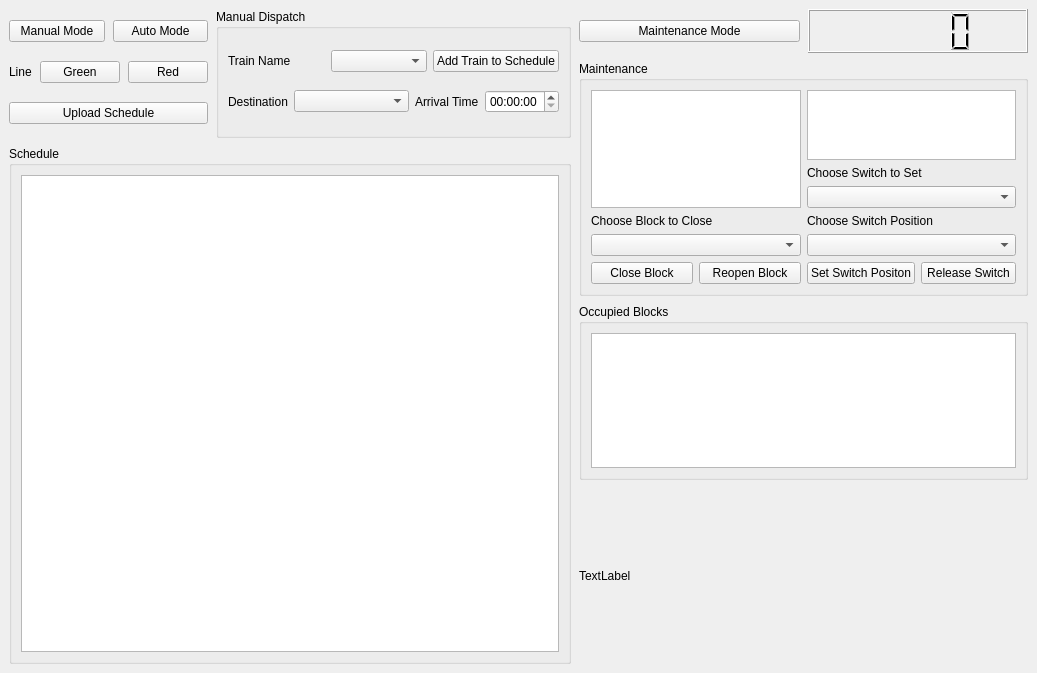
The window that CTC/CTC_UI.ui (asmithie13/ECE-1140) describes before a commit, drawn with Qt 5.
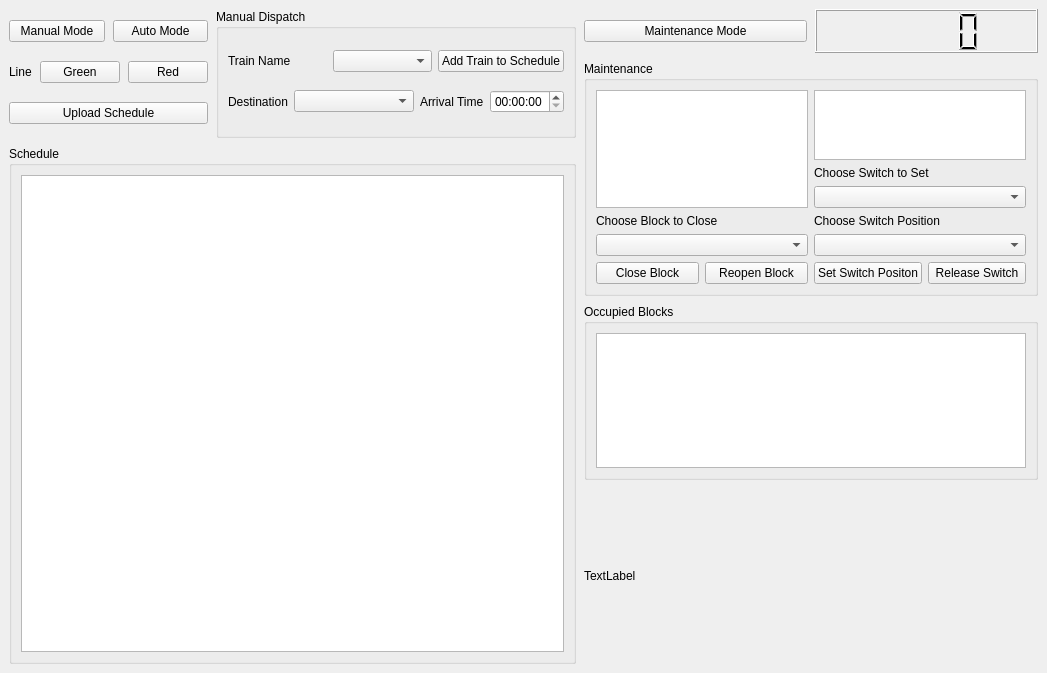
The same window after the commit.

Commit message: Progress on exiting maintenance mode and warning user that blocks/switches will reopen when exited

```diff
--- a/CTC/CTC_UI.ui
+++ b/CTC/CTC_UI.ui
@@ -6,7 +6,7 @@
    <rect>
     <x>0</x>
     <y>0</y>
-    <width>1037</width>
+    <width>1047</width>
     <height>673</height>
    </rect>
   </property>
@@ -615,7 +615,7 @@
              <string>Maintenance Mode</string>
             </property>
             <property name="checkable">
-             <bool>true</bool>
+             <bool>false</bool>
             </property>
            </widget>
           </item>
```
The commit also changes 1 other file.
